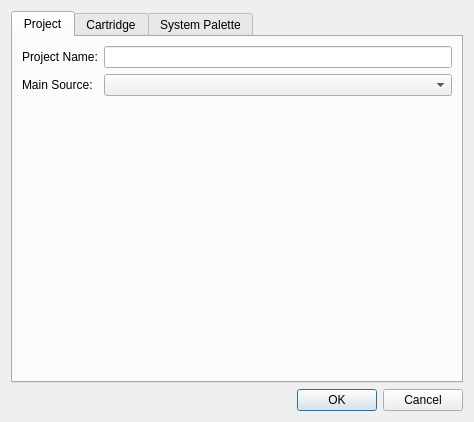
The window that designers/project_properties/projectpropertiesdialog.ui (christopherpow/nesicide) describes before a commit, drawn with Qt 5.
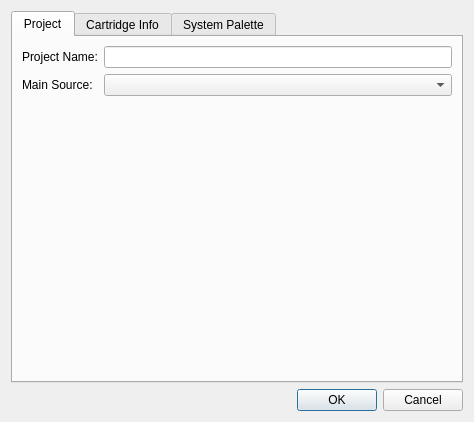
The same window after the commit. The open tabs and pages were chosen to show the change. Icons and pictures are not drawn.

What changed in the file:
```diff
--- a/designers/project_properties/projectpropertiesdialog.ui
+++ b/designers/project_properties/projectpropertiesdialog.ui
@@ -57,7 +57,7 @@
      </widget>
      <widget class="QWidget" name="tab_3">
       <attribute name="title">
-       <string>Cartridge</string>
+       <string>Cartridge Info</string>
       </attribute>
       <layout class="QFormLayout" name="formLayout_2">
        <item row="0" column="0">
```
Left out of the diff: 2 changed lines with no effect on the pictures.
